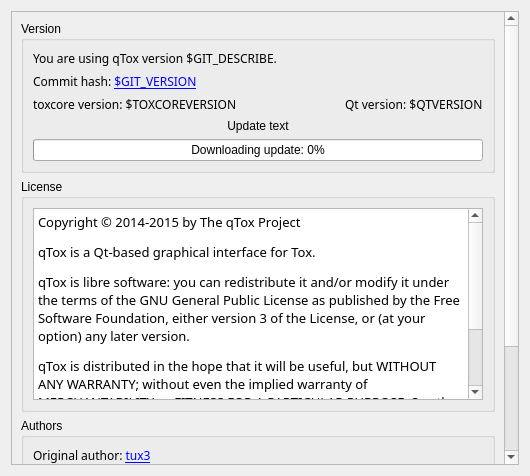
Old version of the form src/widget/form/settings/aboutsettings.ui in the repository qTox/qTox.
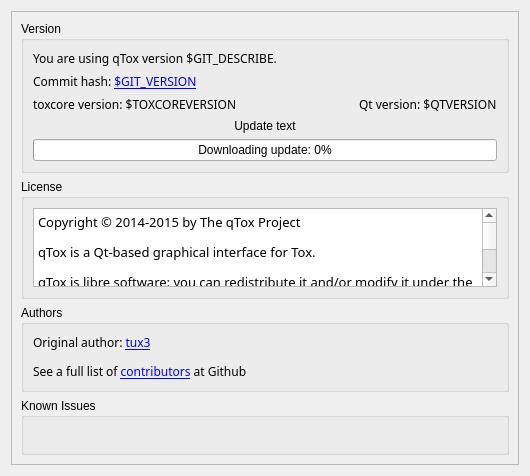
New version of the form. Custom widgets are drawn as their Qt base class.

Commit message:
refactor(i18n): remove duplicated text with HTML tags from translations
Starting from d121bd839b1ca36f201b79a9ce9cef3a78ce72e0 this string is
being set from .cpp, thus there's no need to keep a duplicate with HTML
tags that make it harder to translate in .ui file.

Duplicate pointed out in #3223 by @verycrypt.

```diff
--- a/src/widget/form/settings/aboutsettings.ui
+++ b/src/widget/form/settings/aboutsettings.ui
@@ -319,9 +319,6 @@
               <family>Sans Serif</family>
              </font>
             </property>
-            <property name="text">
-             <string>&lt;html&gt;&lt;head/&gt;&lt;body&gt;&lt;p&gt;A list of all known issues may be found at our &lt;a href=&quot;https://github.com/tux3/qTox/issues&quot;&gt;&lt;span style=&quot; text-decoration: underline; color:#0000ff;&quot;&gt;bug-tracker&lt;/span&gt;&lt;/a&gt; at Github. If you discover a bug or security vulnerability within qTox, please &lt;a href=&quot;https://github.com/tux3/qTox/issues/new?body=%0A%0A%0A%0A---%0A%0AqTox:+$GIT_DESCRIBE%0ACommit+hash:+$GIT_VERSION%0Atoxcore:+$TOXCOREVERSION%0AQt:+$QTVERSION%0AOS+version:&quot;&gt;&lt;span style=&quot; text-decoration: underline; color:#0000ff;&quot;&gt;report it&lt;/span&gt;&lt;/a&gt; according to the guidelines in our &lt;a href=&quot;https://github.com/tux3/qTox/wiki/Writing-Useful-Bug-Reports&quot;&gt;&lt;span style=&quot; text-decoration: underline; color:#0000ff;&quot;&gt;Writing Useful Bug Reports&lt;/span&gt;&lt;/a&gt; wiki article.&lt;/p&gt;&lt;/body&gt;&lt;/html&gt;</string>
-            </property>
             <property name="wordWrap">
              <bool>true</bool>
             </property>
```
